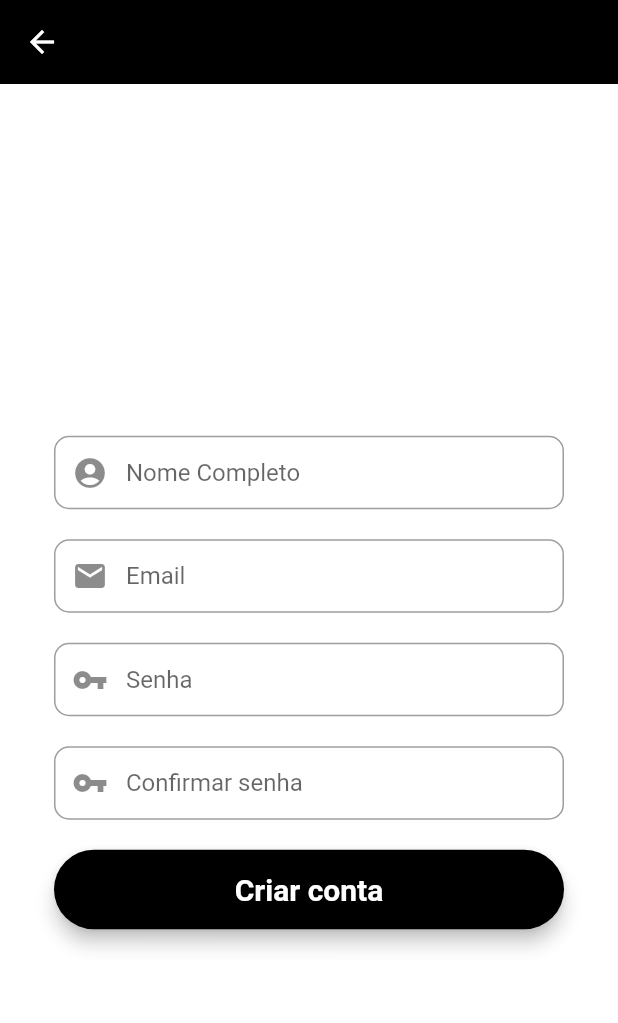
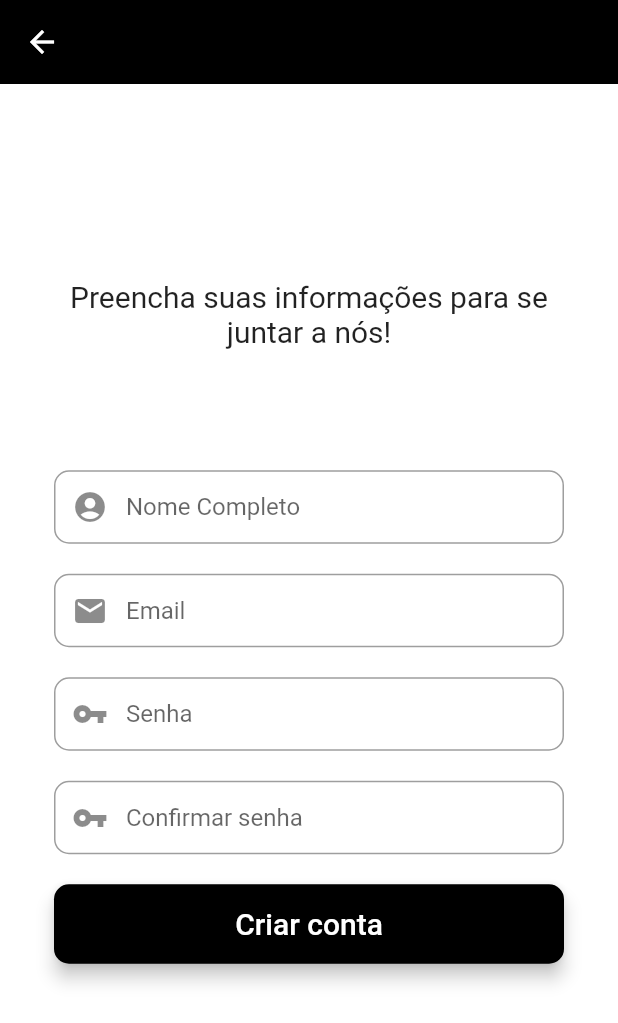
Before and after one commit to brfideliza/brfideliza, a Flutter app: the RegistrationScreen screen opened directly, on a phone screen of 412 x 824 dp. Shown: the top 1023 px of the screen. Run offline on Flutter 3.47's test engine with Material 2 defaults, Android fonts, the phone set to English and light mode, and no system bars; our stand-ins replace cloud_firestore, firebase_auth, firebase_core, fluttertoast; accounts and stored records are empty.

Commit message:
registration_screen.dart refactor

```diff
--- a/lib/screens/login/registration_screen.dart
+++ b/lib/screens/login/registration_screen.dart
@@ -148,7 +148,7 @@ class _RegistrationScreenState extends State<RegistrationScreen> {
     //signup button
     final signUpButton = Material(
       elevation: 5,
-      borderRadius: BorderRadius.circular(30),
+      borderRadius: BorderRadius.circular(10),
       color: const Color.fromARGB(255, 0, 0, 0),
       child: MaterialButton(
           padding: const EdgeInsets.fromLTRB(20, 15, 20, 15),
@@ -160,7 +160,7 @@ class _RegistrationScreenState extends State<RegistrationScreen> {
             "Criar conta",
             textAlign: TextAlign.center,
             style: TextStyle(
-                fontSize: 20, color: Colors.white, fontWeight: FontWeight.bold),
+                fontSize: 20, color: Colors.white),
           )),
     );
 
@@ -177,7 +177,18 @@ class _RegistrationScreenState extends State<RegistrationScreen> {
           },
         ),
       ),
-      body: Center(
+      body: Column(
+        mainAxisAlignment: MainAxisAlignment.center,
+        children: [
+          const Padding(
+            padding: EdgeInsets.symmetric(horizontal: 25.0),
+            child: Text(
+              'Preencha suas informações para se juntar a nós!',
+              textAlign: TextAlign.center,
+              style: TextStyle(fontSize: 20),
+              ),
+          ),
+          Center(
             child: SingleChildScrollView(
               child: Container(
                 color: Colors.white,
@@ -206,6 +217,8 @@ class _RegistrationScreenState extends State<RegistrationScreen> {
                 ),
               ),
             ),
+          ),
+        ],
       ),
     );
   }
```
Lines whose indentation alone changed are shown as unchanged.
